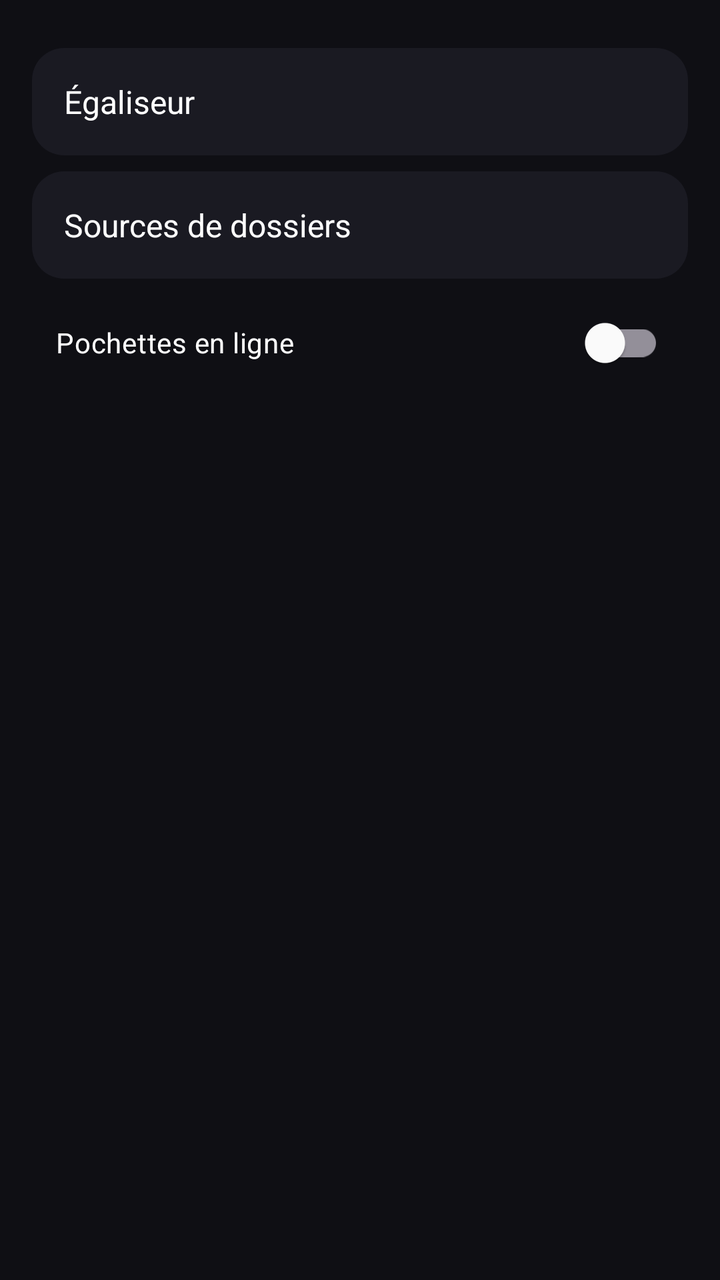
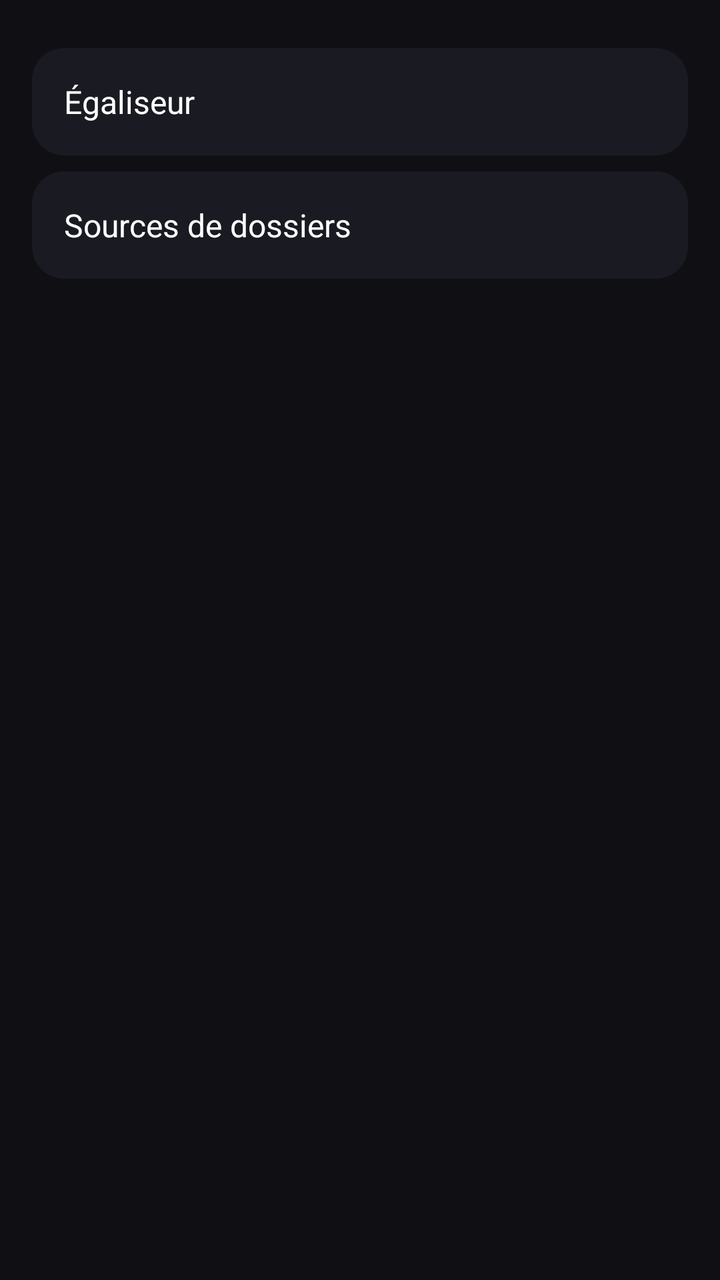

Screens rendered from an Android XML layout before and after an edit, with the pre-edit source and the edit as a unified diff.
<!-- AndroidManifest.xml: application theme Theme.Melodie -->
<!-- res/layout/fragment_library_settings.xml -->
<?xml version="1.0" encoding="utf-8"?>
<androidx.core.widget.NestedScrollView xmlns:android="http://schemas.android.com/apk/res/android"
    android:layout_width="match_parent"
    android:layout_height="match_parent"
    android:background="@color/bg_dark">

    <LinearLayout
        android:layout_width="match_parent"
        android:layout_height="wrap_content"
        android:orientation="vertical"
        android:padding="16dp">

        <TextView
            android:id="@+id/settings_eq"
            style="@style/SettingsItem"
            android:text="@string/settings_equalizer" />

        <TextView
            android:id="@+id/settings_folders"
            style="@style/SettingsItem"
            android:text="@string/settings_folders" />

        <com.google.android.material.switchmaterial.SwitchMaterial
            android:id="@+id/settings_online_cover"
            android:layout_width="match_parent"
            android:layout_height="wrap_content"
            android:layout_marginTop="8dp"
            android:layout_marginBottom="8dp"
            android:padding="12dp"
            android:text="@string/settings_online_cover"
            android:textColor="@color/text_primary" />

    </LinearLayout>
</androidx.core.widget.NestedScrollView>
<!-- resources referenced by this layout -->
<resources>
  <color name="bg_dark">#0F0F14</color>
  <color name="text_primary">#FFFFFF</color>
  <string name="settings_equalizer">Égaliseur</string>
  <string name="settings_folders">Sources de dossiers</string>
  <string name="settings_online_cover">Pochettes en ligne</string>
  <style name="SettingsItem">
          <item name="android:layout_width">match_parent</item>
          <item name="android:layout_height">wrap_content</item>
          <item name="android:padding">16dp</item>
          <item name="android:layout_marginTop">8dp</item>
          <item name="android:textColor">@color/text_primary</item>
          <item name="android:textSize">16sp</item>
          <item name="android:background">@drawable/bg_card_rounded</item>
          <item name="android:clickable">true</item>
          <item name="android:focusable">true</item>
          <item name="android:foreground">?attr/selectableItemBackground</item>
      </style>
  <style name="Theme.Melodie" parent="Theme.Material3.Dark.NoActionBar">
          <item name="colorPrimary">@color/melodie_purple</item>
          <item name="colorOnPrimary">@color/white</item>
          <item name="colorSecondary">@color/audio_cyan</item>
          <item name="colorOnSecondary">@color/black</item>
          <item name="colorTertiary">@color/energy_green</item>
          <item name="colorOnTertiary">@color/black</item>
  
          <item name="android:colorBackground">@color/bg_dark</item>
          <item name="colorSurface">@color/surface</item>
          <item name="colorSurfaceVariant">@color/surface_variant</item>
          <item name="colorOnBackground">@color/text_primary</item>
          <item name="colorOnSurface">@color/text_primary</item>
          <item name="colorOnSurfaceVariant">@color/text_secondary</item>
  
          <item name="android:statusBarColor">@color/bg_dark</item>
          <item name="android:navigationBarColor">@color/bg_dark</item>
          <item name="android:windowLightStatusBar">false</item>
      </style>
  <!-- drawable bg_card_rounded (drawable) -->
  <shape xmlns:android="http://schemas.android.com/apk/res/android"
      android:shape="rectangle">
      <solid android:color="@color/surface" />
      <corners android:radius="16dp" />
  </shape>
  <color name="melodie_purple">#7C4DFF</color>
  <color name="white">#FFFFFFFF</color>
  <color name="audio_cyan">#00D4FF</color>
  <color name="black">#FF000000</color>
  <color name="energy_green">#00E5A8</color>
  <color name="surface">#1A1A22</color>
  <color name="surface_variant">#232333</color>
  <color name="text_secondary">#B0B0C3</color>
</resources>

<!-- the commit's change to res/layout/fragment_library_settings.xml (unified diff, before → after) -->
@@ -20,15 +20,6 @@
             style="@style/SettingsItem"
             android:text="@string/settings_folders" />
 
-        <com.google.android.material.switchmaterial.SwitchMaterial
-            android:id="@+id/settings_online_cover"
-            android:layout_width="match_parent"
-            android:layout_height="wrap_content"
-            android:layout_marginTop="8dp"
-            android:layout_marginBottom="8dp"
-            android:padding="12dp"
-            android:text="@string/settings_online_cover"
-            android:textColor="@color/text_primary" />
 
     </LinearLayout>
 </androidx.core.widget.NestedScrollView>
<!-- resource entries referenced after the edit -->
@@ -4,7 +4,6 @@
   <color name="text_primary">#FFFFFF</color>
   <string name="settings_equalizer">Égaliseur</string>
   <string name="settings_folders">Sources de dossiers</string>
-  <string name="settings_online_cover">Pochettes en ligne</string>
   <style name="SettingsItem">
           <item name="android:layout_width">match_parent</item>
           <item name="android:layout_height">wrap_content</item>
